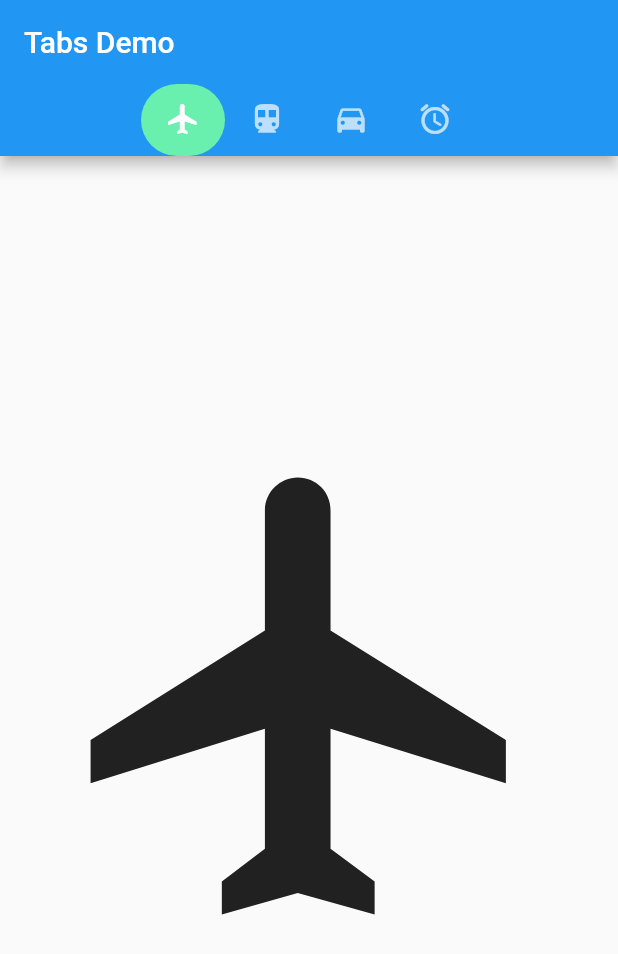
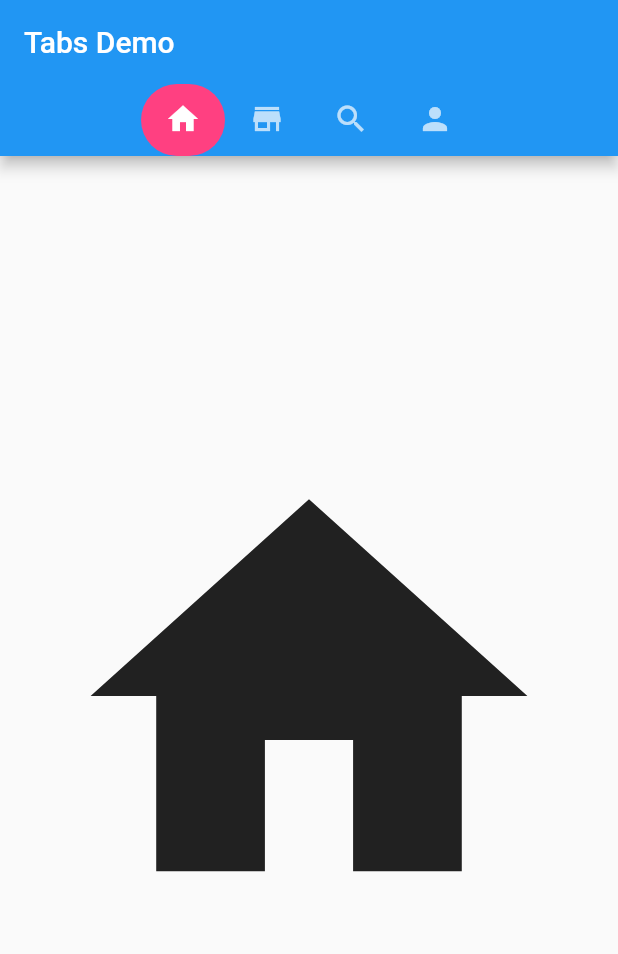
Before and after one commit to yahirhernandez891/tabBar_5, a Flutter app: the screen it shows after launch, on a phone screen of 412 x 824 dp. Shown: the top 954 px of the screen. Run offline on Flutter 3.47's test engine with Material 2 defaults, Android fonts, the phone set to English and light mode, and no system bars.

Commit message:
tabBarV3

```diff
--- a/lib/main.dart
+++ b/lib/main.dart
@@ -33,25 +33,25 @@ class _MyHomePageState extends State<MyHomePage> {
       child: Scaffold(
         appBar: AppBar(
           bottom: TabBar(
-            isScrollable: true,
             indicator: BoxDecoration(
                 borderRadius: BorderRadius.circular(50), // Creates border
-                color: Colors.greenAccent),
+                color: Colors.pinkAccent),
+            isScrollable: true,
             tabs: [
-              Tab(icon: Icon(Icons.flight)),
-              Tab(icon: Icon(Icons.directions_transit)),
-              Tab(icon: Icon(Icons.directions_car)),
-              Tab(icon: Icon(Icons.access_alarm_rounded)),
+              Tab(icon: Icon(Icons.home)),
+              Tab(icon: Icon(Icons.store)),
+              Tab(icon: Icon(Icons.search)),
+              Tab(icon: Icon(Icons.person)),
             ],
           ),
           title: Text('Tabs Demo'),
         ),
         body: TabBarView(
           children: [
-            Icon(Icons.flight, size: 350),
-            Icon(Icons.directions_transit, size: 350),
-            Icon(Icons.directions_car, size: 350),
-            Icon(Icons.access_alarm_rounded, size: 350),
+            Icon(Icons.home, size: 350),
+            Icon(Icons.store, size: 350),
+            Icon(Icons.search, size: 350),
+            Icon(Icons.person, size: 350),
           ],
         ),
       ),
```
